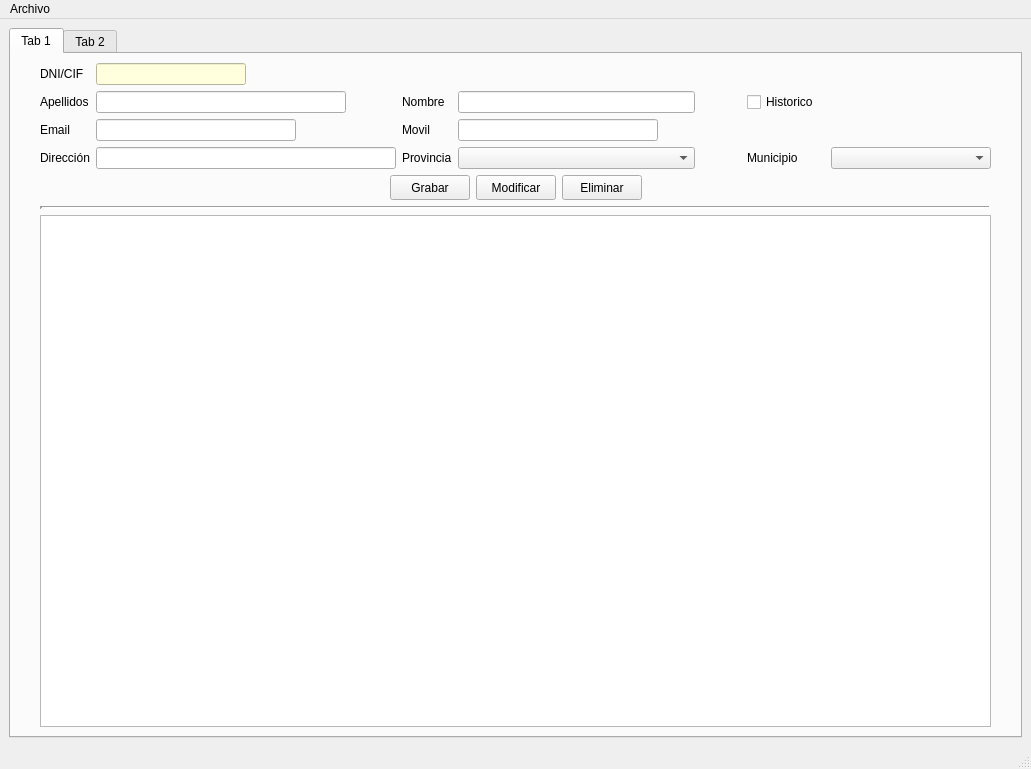
First picture: the form in venPrincipal.ui, repository Samugcor/InmoTeis, before the edit.
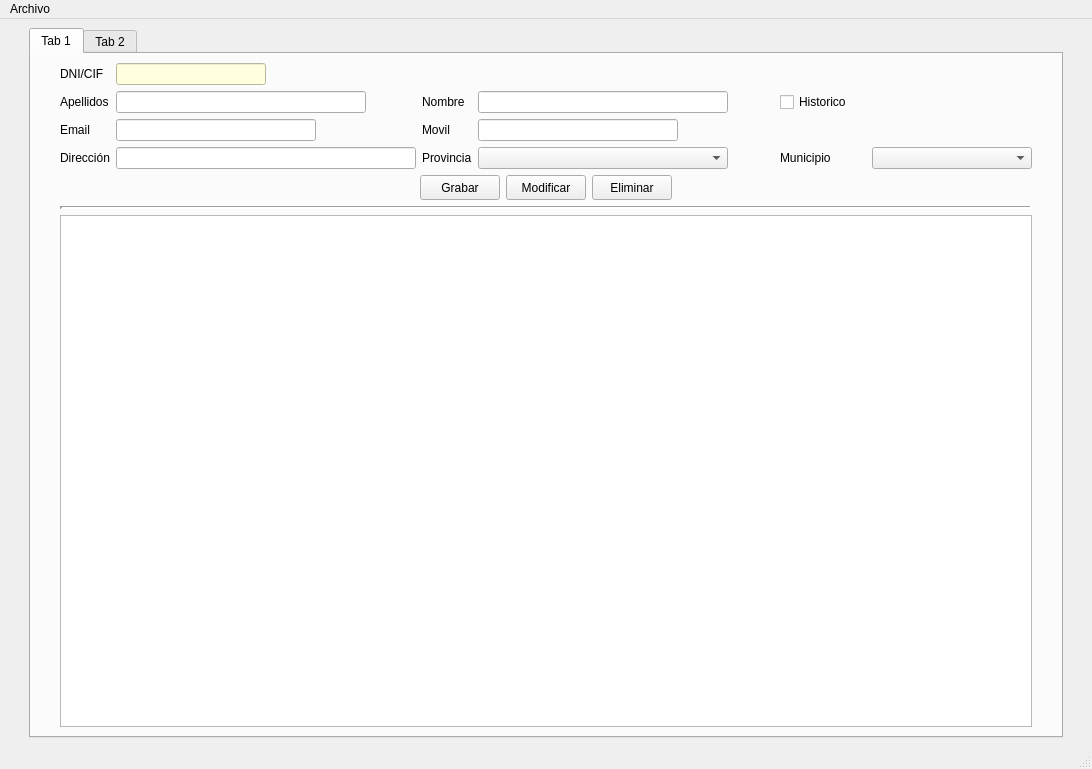
Second picture: the form after the edit. Icons and pictures are not drawn.

What changed in the file:
```diff
--- a/venPrincipal.ui
+++ b/venPrincipal.ui
@@ -9,7 +9,7 @@
    <rect>
     <x>0</x>
     <y>0</y>
-    <width>1031</width>
+    <width>1092</width>
     <height>769</height>
    </rect>
   </property>
@@ -23,9 +23,44 @@
   <property name="layoutDirection">
    <enum>Qt::LeftToRight</enum>
   </property>
+  <property name="styleSheet">
+   <string notr="true"/>
+  </property>
   <widget class="QWidget" name="centralwidget">
    <layout class="QGridLayout" name="gridLayout_3">
+    <item row="0" column="2">
+     <spacer name="horizontalSpacer_10">
+      <property name="orientation">
+       <enum>Qt::Horizontal</enum>
+      </property>
+      <property name="sizeType">
+       <enum>QSizePolicy::Minimum</enum>
+      </property>
+      <property name="sizeHint" stdset="0">
+       <size>
+        <width>20</width>
+        <height>20</height>
+       </size>
+      </property>
+     </spacer>
+    </item>
     <item row="0" column="0">
+     <spacer name="horizontalSpacer_9">
+      <property name="orientation">
+       <enum>Qt::Horizontal</enum>
+      </property>
+      <property name="sizeType">
+       <enum>QSizePolicy::Minimum</enum>
+      </property>
+      <property name="sizeHint" stdset="0">
+       <size>
+        <width>20</width>
+        <height>20</height>
+       </size>
+      </property>
+     </spacer>
+    </item>
+    <item row="0" column="1">
      <widget class="QTabWidget" name="panPrincipal">
       <property name="minimumSize">
        <size>
@@ -33,6 +68,9 @@
         <height>0</height>
        </size>
       </property>
+      <property name="styleSheet">
+       <string notr="true"/>
+      </property>
       <property name="currentIndex">
        <number>0</number>
       </property>
@@ -63,54 +101,7 @@
            <enum>QLayout::SetMaximumSize</enum>
           </property>
           <item>
-           <layout class="QGridLayout" name="gridLayout_2">
-            <item row="1" column="5">
-             <widget class="QLineEdit" name="txtDniCliente_3">
-              <property name="maximumSize">
-               <size>
-                <width>250</width>
-                <height>16777215</height>
-               </size>
-              </property>
-             </widget>
-            </item>
-            <item row="3" column="3" colspan="2">
-             <widget class="QLabel" name="lblDniCliente_5">
-              <property name="sizePolicy">
-               <sizepolicy hsizetype="Fixed" vsizetype="Preferred">
-                <horstretch>0</horstretch>
-                <verstretch>0</verstretch>
-               </sizepolicy>
-              </property>
-              <property name="text">
-               <string>Provincia</string>
-              </property>
-             </widget>
-            </item>
-            <item row="1" column="0">
-             <widget class="QLabel" name="label_3">
-              <property name="text">
-               <string>Apellidos</string>
-              </property>
-             </widget>
-            </item>
-            <item row="3" column="5">
-             <widget class="QComboBox" name="cmbProvincia">
-              <property name="minimumSize">
-               <size>
-                <width>120</width>
-                <height>0</height>
-               </size>
-              </property>
-             </widget>
-            </item>
-            <item row="3" column="0">
-             <widget class="QLabel" name="lblDniCliente_4">
-              <property name="text">
-               <string>Dirección</string>
-              </property>
-             </widget>
-            </item>
+           <layout class="QGridLayout" name="gridLayout_2" columnstretch="0,1,0,0,0,0,0,0,0,0">
             <item row="0" column="0">
              <widget class="QLabel" name="lblDniCliente">
               <property name="text">
@@ -118,13 +109,10 @@
               </property>
              </widget>
             </item>
-            <item row="2" column="1">
-             <widget class="QLineEdit" name="txtDniCliente_4">
-              <property name="maximumSize">
-               <size>
-                <width>200</width>
-                <height>16777215</height>
-               </size>
+            <item row="3" column="7">
+             <widget class="QLabel" name="lblDniCliente_6">
+              <property name="text">
+               <string>Municipio</string>
               </property>
              </widget>
             </item>
@@ -144,39 +132,6 @@
               </property>
              </widget>
             </item>
-            <item row="1" column="1">
-             <widget class="QLineEdit" name="txtDniCliente_2">
-              <property name="maximumSize">
-               <size>
-                <width>250</width>
-                <height>16777215</height>
-               </size>
-              </property>
-             </widget>
-            </item>
-            <item row="2" column="0">
-             <widget class="QLabel" name="lblDniCliente_2">
-              <property name="text">
-               <string>Email</string>
-              </property>
-             </widget>
-            </item>
-            <item row="1" column="2">
-             <spacer name="horizontalSpacer">
-              <property name="orientation">
-               <enum>Qt::Horizontal</enum>
-              </property>
-              <property name="sizeType">
-               <enum>QSizePolicy::Minimum</enum>
-              </property>
-              <property name="sizeHint" stdset="0">
-               <size>
-                <width>40</width>
-                <height>20</height>
-               </size>
-              </property>
-             </spacer>
-            </item>
             <item row="2" column="5" colspan="4">
              <widget class="QLineEdit" name="txtDniCliente_5">
               <property name="maximumSize">
@@ -193,7 +148,7 @@
             <item row="1" column="3" colspan="2">
              <widget class="QLabel" name="label_4">
               <property name="sizePolicy">
-               <sizepolicy hsizetype="Fixed" vsizetype="Preferred">
+               <sizepolicy hsizetype="Preferred" vsizetype="Preferred">
                 <horstretch>0</horstretch>
                 <verstretch>0</verstretch>
                </sizepolicy>
@@ -206,7 +161,7 @@
             <item row="2" column="3" colspan="2">
              <widget class="QLabel" name="lblDniCliente_3">
               <property name="sizePolicy">
-               <sizepolicy hsizetype="Fixed" vsizetype="Preferred">
+               <sizepolicy hsizetype="Preferred" vsizetype="Preferred">
                 <horstretch>0</horstretch>
                 <verstretch>0</verstretch>
                </sizepolicy>
@@ -216,26 +171,10 @@
               </property>
              </widget>
             </item>
-            <item row="2" column="2">
-             <spacer name="horizontalSpacer_2">
-              <property name="orientation">
-               <enum>Qt::Horizontal</enum>
-              </property>
-              <property name="sizeType">
-               <enum>QSizePolicy::Minimum</enum>
-              </property>
-              <property name="sizeHint" stdset="0">
-               <size>
-                <width>40</width>
-                <height>20</height>
-               </size>
-              </property>
-             </spacer>
-            </item>
-            <item row="3" column="7">
-             <widget class="QLabel" name="lblDniCliente_6">
+            <item row="3" column="0">
+             <widget class="QLabel" name="lblDniCliente_4">
               <property name="text">
-               <string>Municipio</string>
+               <string>Dirección</string>
               </property>
              </widget>
             </item>
@@ -249,6 +188,95 @@
               </property>
              </widget>
             </item>
+            <item row="3" column="3" colspan="2">
+             <widget class="QLabel" name="lblDniCliente_5">
+              <property name="sizePolicy">
+               <sizepolicy hsizetype="Preferred" vsizetype="Preferred">
+                <horstretch>0</horstretch>
+                <verstretch>0</verstretch>
+               </sizepolicy>
+              </property>
+              <property name="text">
+               <string>Provincia</string>
+              </property>
+             </widget>
+            </item>
+            <item row="2" column="0">
+             <widget class="QLabel" name="lblDniCliente_2">
+              <property name="text">
+               <string>Email</string>
+              </property>
+             </widget>
+            </item>
+            <item row="2" column="2">
+             <spacer name="horizontalSpacer_2">
+              <property name="orientation">
+               <enum>Qt::Horizontal</enum>
+              </property>
+              <property name="sizeType">
+               <enum>QSizePolicy::Minimum</enum>
+              </property>
+              <property name="sizeHint" stdset="0">
+               <size>
+                <width>40</width>
+                <height>20</height>
+               </size>
+              </property>
+             </spacer>
+            </item>
+            <item row="2" column="1">
+             <widget class="QLineEdit" name="txtDniCliente_4">
+              <property name="maximumSize">
+               <size>
+                <width>200</width>
+                <height>16777215</height>
+               </size>
+              </property>
+             </widget>
+            </item>
+            <item row="1" column="1">
+             <widget class="QLineEdit" name="txtDniCliente_2">
+              <property name="maximumSize">
+               <size>
+                <width>250</width>
+                <height>16777215</height>
+               </size>
+              </property>
+             </widget>
+            </item>
+            <item row="1" column="0">
+             <widget class="QLabel" name="label_3">
+              <property name="text">
+               <string>Apellidos</string>
+              </property>
+             </widget>
+            </item>
+            <item row="1" column="2">
+             <spacer name="horizontalSpacer">
+              <property name="orientation">
+               <enum>Qt::Horizontal</enum>
+              </property>
+              <property name="sizeType">
+               <enum>QSizePolicy::Minimum</enum>
+              </property>
+              <property name="sizeHint" stdset="0">
+               <size>
+                <width>40</width>
+                <height>20</height>
+               </size>
+              </property>
+             </spacer>
+            </item>
+            <item row="3" column="5">
+             <widget class="QComboBox" name="cmbProvincia">
+              <property name="minimumSize">
+               <size>
+                <width>120</width>
+                <height>0</height>
+               </size>
+              </property>
+             </widget>
+            </item>
             <item row="3" column="6">
              <spacer name="horizontalSpacer_8">
               <property name="orientation">
@@ -304,6 +332,16 @@
               </property>
              </widget>
             </item>
+            <item row="1" column="5">
+             <widget class="QLineEdit" name="txtDniCliente_3">
+              <property name="maximumSize">
+               <size>
+                <width>250</width>
+                <height>16777215</height>
+               </size>
+              </property>
+             </widget>
+            </item>
            </layout>
           </item>
           <item>
@@ -441,7 +479,7 @@
     <rect>
      <x>0</x>
      <y>0</y>
-     <width>1031</width>
+     <width>1092</width>
      <height>21</height>
     </rect>
    </property>
```
Left out of the diff: 34 changed lines with no effect on the pictures.
